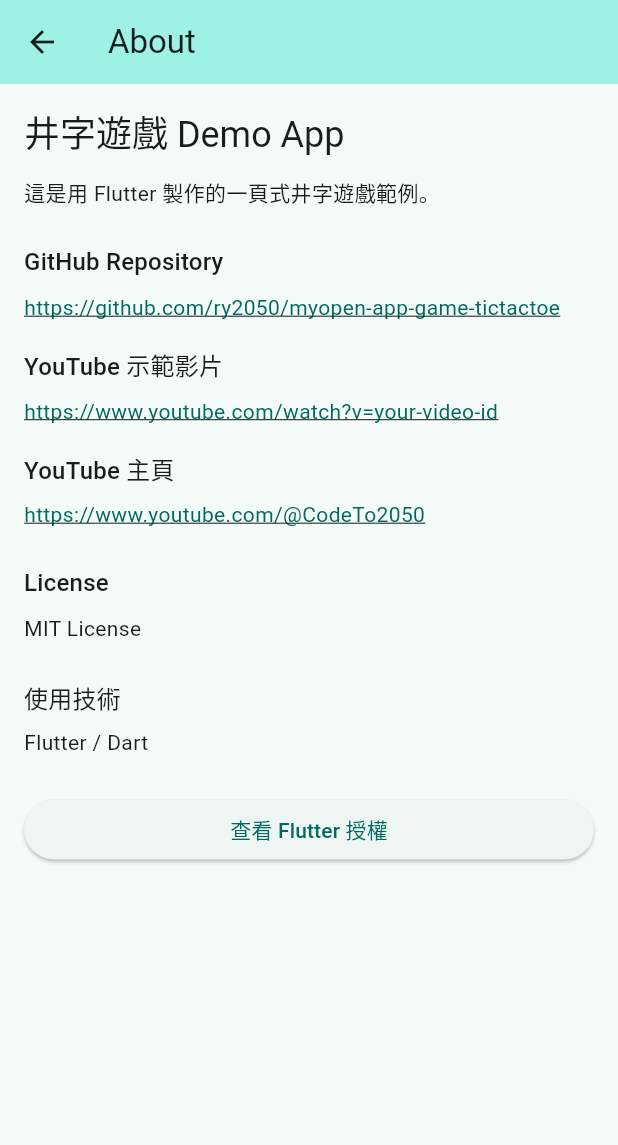
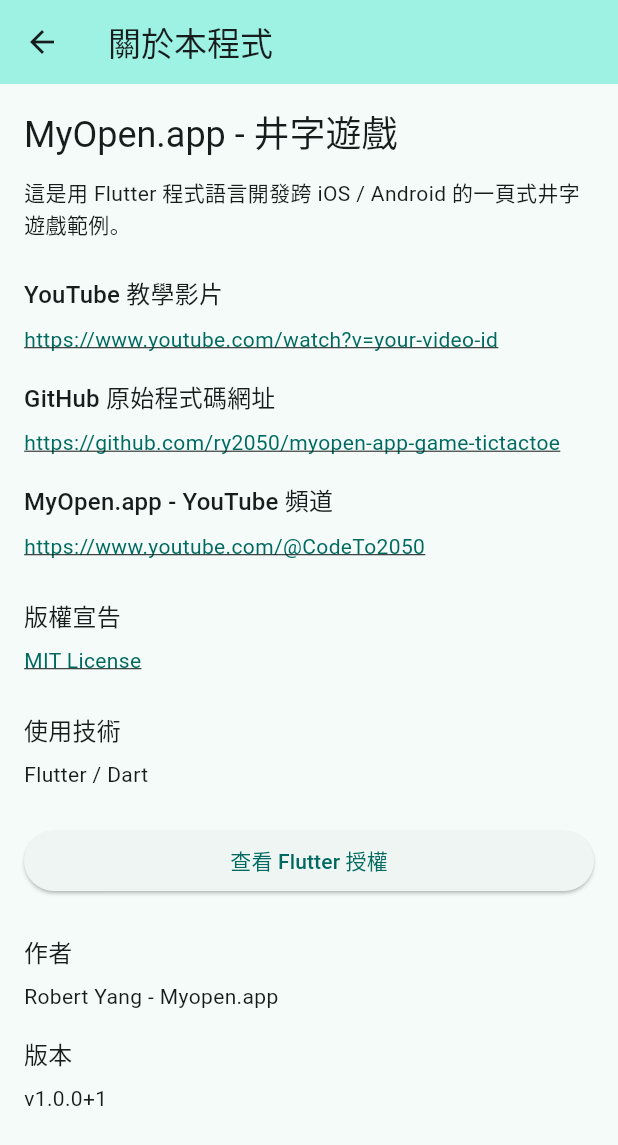
Before and after one commit to ry2050/myopen-app-game-tictactoe, a Flutter app: the screen it shows after launch, after a tap on the "info outline" icon, on a phone screen of 412 x 824 dp. Shown: the top 1145 px of the screen. Run offline on Flutter 3.47's test engine with Material 3 defaults, Android fonts, the phone set to English and light mode, and no system bars; our stand-ins replace package_info_plus.

Commit message:
version info added.

```diff
--- a/lib/main.dart
+++ b/lib/main.dart
@@ -1,11 +1,15 @@
 import 'dart:math';
-
 import 'package:flutter/material.dart';
+import 'package:package_info_plus/package_info_plus.dart';
 import 'package:url_launcher/url_launcher.dart';
 
 const String _githubRepoUrl = 'https://github.com/ry2050/myopen-app-game-tictactoe';
 const String _youtubeVideoUrl = 'https://www.youtube.com/watch?v=your-video-id';
 const String _youtubeChannelUrl = 'https://www.youtube.com/@CodeTo2050';
+const String _githubRepoLicenseUrl = 'https://github.com/ry2050/myopen-app-game-tictactoe?tab=MIT-1-ov-file#readme';
+const String _authorName = 'Robert Yang - Myopen.app';
+
+late PackageInfo pkgInfo;
 
 Future<void> _openExternalLink(BuildContext context, String url) async {
   final uri = Uri.parse(url);
@@ -20,12 +24,12 @@ Future<void> _openExternalLink(BuildContext context, String url) async {
   }
 }
 
-Widget _linkText(BuildContext context, String url) {
+Widget _linkText(BuildContext context, String url, {String? label}) {
   final colorScheme = Theme.of(context).colorScheme;
   return InkWell(
     onTap: () => _openExternalLink(context, url),
     child: Text(
-      url,
+      label ?? url,
       style: Theme.of(context).textTheme.bodyMedium?.copyWith(
             color: colorScheme.primary,
             decoration: TextDecoration.underline,
@@ -34,12 +38,16 @@ Widget _linkText(BuildContext context, String url) {
   );
 }
 
-void main() {
-  runApp(const MyApp());
+void main() async {
+  WidgetsFlutterBinding.ensureInitialized();
+  pkgInfo = await PackageInfo.fromPlatform();
+
+  // 預先載入 App 版本資訊
+  runApp(MyApp());
 }
 
 class MyApp extends StatelessWidget {
-  const MyApp({super.key});
+  MyApp({super.key});
 
   @override
   Widget build(BuildContext context) {
@@ -48,7 +56,7 @@ class MyApp extends StatelessWidget {
       theme: ThemeData(
         colorScheme: ColorScheme.fromSeed(seedColor: Colors.teal),
       ),
-      home: const MyHomePage(),
+      home: MyHomePage(),
     );
   }
 }
@@ -205,7 +213,7 @@ class _MyHomePageState extends State<MyHomePage> {
         backgroundColor: Theme.of(context).colorScheme.primaryContainer,
         actions: [
           IconButton(
-            tooltip: 'About',
+            tooltip: '關於本程式',
             icon: const Icon(Icons.info_outline),
             onPressed: () {
               Navigator.of(context).push(
@@ -356,50 +364,51 @@ class AboutPage extends StatelessWidget {
 
   @override
   Widget build(BuildContext context) {
+    String fullVersion = 'v${pkgInfo.version}+${pkgInfo.buildNumber}';
     return Scaffold(
       appBar: AppBar(
-        title: const Text('About'),
+        title: const Text('關於本程式'),
         backgroundColor: Theme.of(context).colorScheme.primaryContainer,
       ),
       body: ListView(
         padding: const EdgeInsets.all(16),
         children: [
           Text(
-            '井字遊戲 Demo App',
+            'MyOpen.app - 井字遊戲',
             style: Theme.of(context).textTheme.headlineSmall,
           ),
           const SizedBox(height: 12),
           const Text(
-            '這是用 Flutter 製作的一頁式井字遊戲範例。',
+            '這是用 Flutter 程式語言開發跨 iOS / Android 的一頁式井字遊戲範例。',
           ),
           const SizedBox(height: 24),
           Text(
-            'GitHub Repository',
+            'YouTube 教學影片',
+            style: Theme.of(context).textTheme.titleMedium,
+          ),
+          const SizedBox(height: 8),
+          _linkText(context, _youtubeVideoUrl),
+          const SizedBox(height: 16),
+          Text(
+            'GitHub 原始程式碼網址',
             style: Theme.of(context).textTheme.titleMedium,
           ),
           const SizedBox(height: 8),
           _linkText(context, _githubRepoUrl),
           const SizedBox(height: 16),
           Text(
-            'YouTube 示範影片',
-            style: Theme.of(context).textTheme.titleMedium,
-          ),
-          const SizedBox(height: 8),
-          _linkText(context, _youtubeVideoUrl),
-          const SizedBox(height: 16),
-          Text(
-            'YouTube 主頁',
+            'MyOpen.app - YouTube 頻道',
             style: Theme.of(context).textTheme.titleMedium,
           ),
           const SizedBox(height: 8),
           _linkText(context, _youtubeChannelUrl),
           const SizedBox(height: 24),
           Text(
-            'License',
+            '版權宣告',
             style: Theme.of(context).textTheme.titleMedium,
           ),
           const SizedBox(height: 8),
-          const Text('MIT License'),
+          _linkText(context, _githubRepoLicenseUrl, label: 'MIT License'),
           const SizedBox(height: 24),
           Text(
             '使用技術',
@@ -409,15 +418,29 @@ class AboutPage extends StatelessWidget {
           const Text('Flutter / Dart'),
           const SizedBox(height: 24),
           ElevatedButton(
-            onPressed: () {
+            onPressed: () async {
               showLicensePage(
                 context: context,
                 applicationName: '井字遊戲',
-                applicationVersion: '1.0.0',
+                applicationVersion: fullVersion
               );
             },
             child: const Text('查看 Flutter 授權'),
           ),
+          const SizedBox(height: 24),
+          Text(
+            '作者',
+            style: Theme.of(context).textTheme.titleMedium,
+          ),
+          const SizedBox(height: 8),
+          const Text(_authorName),
+          const SizedBox(height: 16),
+          Text(
+            '版本',
+            style: Theme.of(context).textTheme.titleMedium,
+          ),
+          const SizedBox(height: 8),
+          Text(fullVersion),
         ],
       ),
     );
```
Also changed, not shown: 1 other file.
